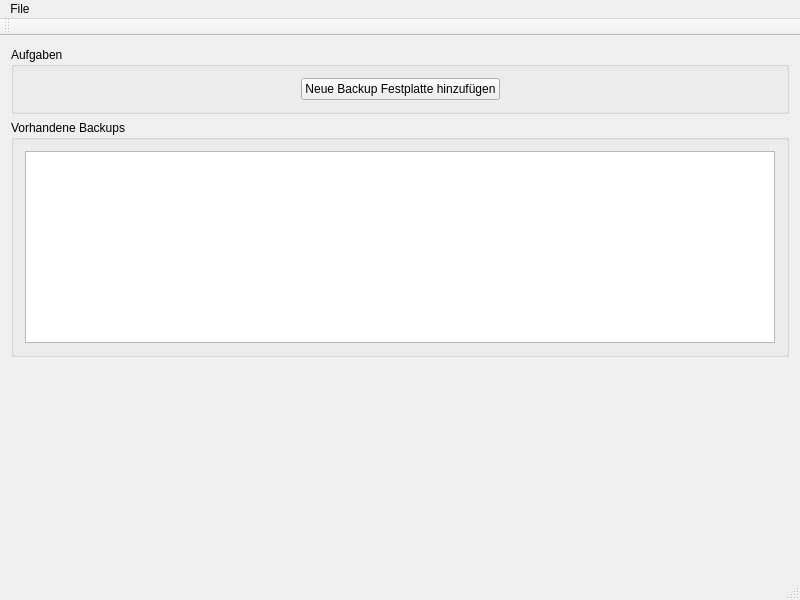
This is mainwindow.ui in theinvisible/tiBackupUi as Qt 5 draws it before an edit. The edited form follows.
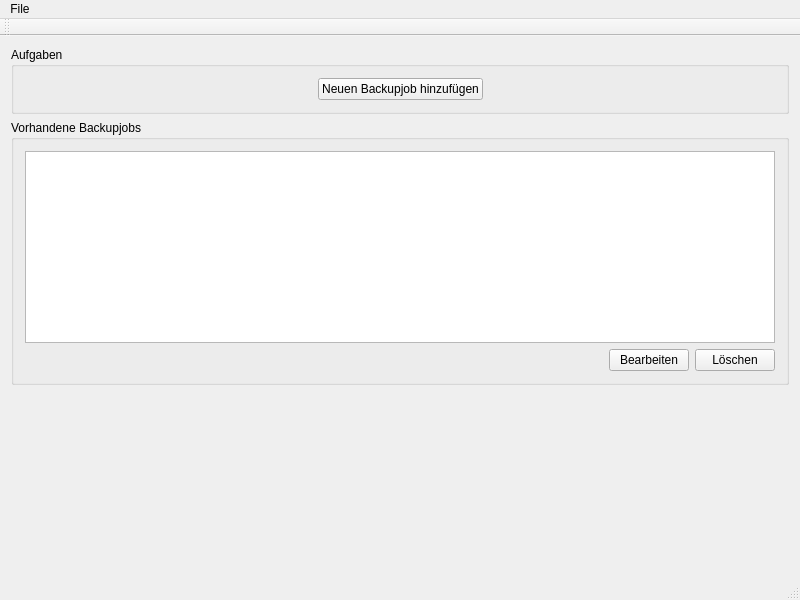
This is the edited form.

What changed in the file:
```diff
--- a/mainwindow.ui
+++ b/mainwindow.ui
@@ -39,7 +39,7 @@
          <item>
           <widget class="QPushButton" name="btnAddBackup">
            <property name="text">
-            <string>Neue Backup Festplatte hinzufügen</string>
+            <string>Neuen Backupjob hinzufügen</string>
            </property>
           </widget>
          </item>
@@ -64,12 +64,43 @@
     <item>
      <widget class="QGroupBox" name="groupBox">
       <property name="title">
-       <string>Vorhandene Backups</string>
+       <string>Vorhandene Backupjobs</string>
       </property>
       <layout class="QVBoxLayout" name="verticalLayout">
        <item>
         <widget class="QListView" name="listView"/>
        </item>
+       <item>
+        <layout class="QHBoxLayout" name="horizontalLayout_2">
+         <item>
+          <spacer name="horizontalSpacer_3">
+           <property name="orientation">
+            <enum>Qt::Horizontal</enum>
+           </property>
+           <property name="sizeHint" stdset="0">
+            <size>
+             <width>40</width>
+             <height>20</height>
+            </size>
+           </property>
+          </spacer>
+         </item>
+         <item>
+          <widget class="QPushButton" name="btnBackupJobEdit">
+           <property name="text">
+            <string>Bearbeiten</string>
+           </property>
+          </widget>
+         </item>
+         <item>
+          <widget class="QPushButton" name="btnBackupJobDelete">
+           <property name="text">
+            <string>Löschen</string>
+           </property>
+          </widget>
+         </item>
+        </layout>
+       </item>
       </layout>
      </widget>
     </item>
```
